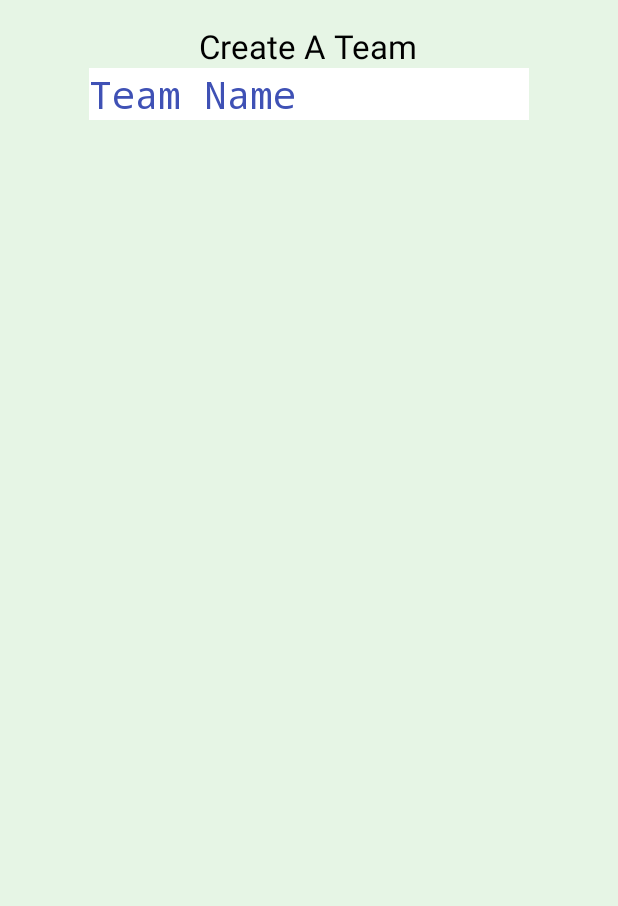
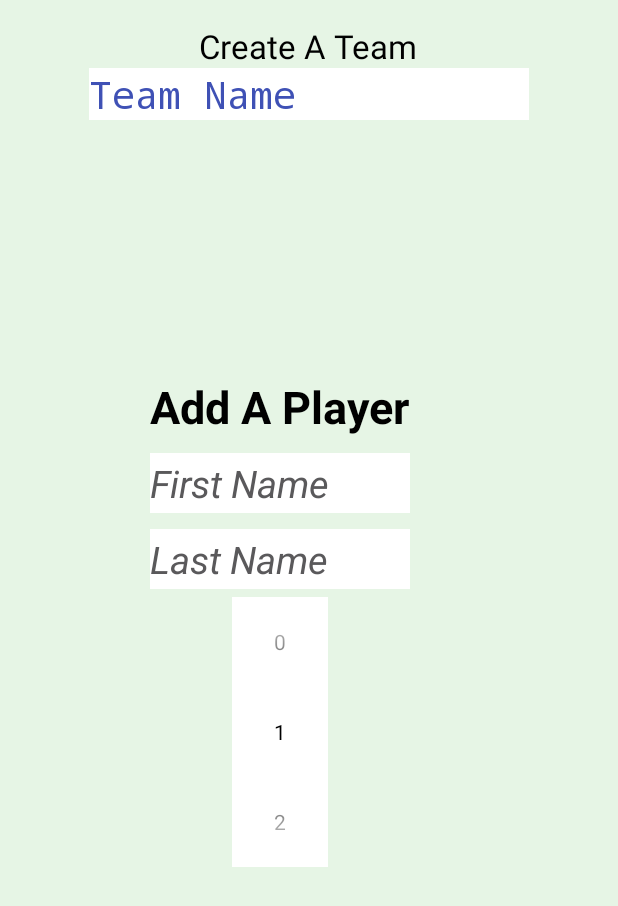
Before and after one commit to matthewdraper/baseball-scorebook, an Android app: the CreateTeamActivity screen opened directly, with no data from a screen before it, on a phone screen of 412 x 824 dp. Shown: the top 906 px of the screen. Run offline under Robolectric (Android 15) with nearby library versions, the phone set to English and light mode, and no system bars.

Commit message:
feat: Add NumberPicker widget

```diff
--- /dev/null
+++ b/BaseballScorebook/app/src/main/java/com/duxnort/baseballscorebook/AddPlayerFragment.java
@@ -0,0 +1,185 @@
+package com.duxnort.baseballscorebook;
+
+import android.content.Context;
+import android.graphics.Color;
+import android.graphics.Paint;
+import android.net.Uri;
+import android.os.Bundle;
+import android.support.v4.app.Fragment;
+import android.util.Log;
+import android.view.LayoutInflater;
+import android.view.View;
+import android.view.ViewGroup;
+import android.widget.EditText;
+import android.widget.NumberPicker;
+
+import java.lang.reflect.Field;
+
+
+/**
+ * A simple {@link Fragment} subclass.
+ * Activities that contain this fragment must implement the
+ * {@link AddPlayerFragment.OnFragmentInteractionListener} interface
+ * to handle interaction events.
+ * Use the {@link AddPlayerFragment#newInstance} factory method to
+ * create an instance of this fragment.
+ */
+public class AddPlayerFragment extends Fragment {
+    // TODO: Rename parameter arguments, choose names that match
+    // the fragment initialization parameters, e.g. ARG_ITEM_NUMBER
+    private static final String ARG_PARAM1 = "param1";
+    private static final String ARG_PARAM2 = "param2";
+
+    // TODO: Rename and change types of parameters
+    private String mParam1;
+    private String mParam2;
+
+    private NumberPicker numberPicker;
+
+    private OnFragmentInteractionListener mListener;
+
+    public AddPlayerFragment() {
+        // Required empty public constructor
+    }
+
+    /**
+     * Use this factory method to create a new instance of
+     * this fragment using the provided parameters.
+     *
+     * @param param1 Parameter 1.
+     * @param param2 Parameter 2.
+     * @return A new instance of fragment AddPlayerFragment.
+     */
+    // TODO: Rename and change types and number of parameters
+    public static AddPlayerFragment newInstance(String param1, String param2) {
+        AddPlayerFragment fragment = new AddPlayerFragment();
+        Bundle args = new Bundle();
+        args.putString(ARG_PARAM1, param1);
+        args.putString(ARG_PARAM2, param2);
+        fragment.setArguments(args);
+        return fragment;
+    }
+
+    @Override
+    public void onCreate(Bundle savedInstanceState) {
+        super.onCreate(savedInstanceState);
+        if (getArguments() != null) {
+            mParam1 = getArguments().getString(ARG_PARAM1);
+            mParam2 = getArguments().getString(ARG_PARAM2);
+        }
+
+    }
+
+    @Override
+    public View onCreateView(LayoutInflater inflater, ViewGroup container,
+                             Bundle savedInstanceState) {
+        View rootView = inflater.inflate(R.layout.fragment_add_player, container, false);
+        numberPicker = (NumberPicker) rootView.findViewById(R.id.playerNumPicker);
+
+        int numValues = 110; // Number of possibilities for jersey numbers
+        String[] nums = new String[numValues];
+        nums[0] = "00";
+        nums[1] = "01";
+        nums[2] = "02";
+        nums[3] = "03";
+        nums[4] = "04";
+        nums[5] = "05";
+        nums[6] = "06";
+        nums[7] = "07";
+        nums[8] = "08";
+        nums[9] = "09";
+        int num = 0;
+        for (int i = 10; i < nums.length; i++){
+            nums[i] = Integer.toString(num); // Converts int type to string and stores it in array
+            num++;
+        }
+        numberPicker.setMinValue(0);
+        numberPicker.setMaxValue(numValues - 1); // This represents max array index not max int
+        numberPicker.setDisplayedValues(nums);
+        numberPicker.setValue(11);
+
+
+        //Gets whether the selector wheel wraps when reaching the min/max value.
+        numberPicker.setWrapSelectorWheel(true);
+
+        setNumberPickerTextColor(numberPicker, Color.BLACK);
+//        numberPicker.setOnValueChangedListener(new NumberPicker.OnValueChangeListener() {
+//            @Override
+//            public void onValueChange(NumberPicker picker, int oldVal, int newVal) {
+//
+//            }
+//        });
+
+        // Inflate the layout for this fragment
+        return rootView;
+    }
+
+    // TODO: Rename method, update argument and hook method into UI event
+//    public void onButtonPressed(Uri uri) {
+//        if (mListener != null) {
+//            mListener.onFragmentInteraction(uri);
+//        }
+//    }
+
+    @Override
+    public void onAttach(Context context) {
+        super.onAttach(context);
+        if (context instanceof OnFragmentInteractionListener) {
+            mListener = (OnFragmentInteractionListener) context;
+        } else {
+            throw new RuntimeException(context.toString()
+                    + " must implement OnFragmentInteractionListener");
+        }
+    }
+
+    @Override
+    public void onDetach() {
+        super.onDetach();
+        mListener = null;
+    }
+
+    public static boolean setNumberPickerTextColor(NumberPicker numberPicker, int color)
+    {
+        final int count = numberPicker.getChildCount();
+        for(int i = 0; i < count; i++){
+            View child = numberPicker.getChildAt(i);
+            if(child instanceof EditText){
+                try{
+                    Field selectorWheelPaintField = numberPicker.getClass()
+                            .getDeclaredField("mSelectorWheelPaint");
+                    selectorWheelPaintField.setAccessible(true);
+                    ((Paint)selectorWheelPaintField.get(numberPicker)).setColor(color);
+                    ((EditText)child).setTextColor(color);
+                    numberPicker.invalidate();
+                    return true;
+                }
+                catch(NoSuchFieldException e){
+                    Log.w("setNumberPickerTextClor", e);
+                }
+                catch(IllegalAccessException e){
+                    Log.w("setNumberPickerTextClor", e);
+                }
+                catch(IllegalArgumentException e){
+                    Log.w("setNumberPickerTextClor", e);
+                }
+            }
+        }
+        return false;
+    }
+
+
+    /**
+     * This interface must be implemented by activities that contain this
+     * fragment to allow an interaction in this fragment to be communicated
+     * to the activity and potentially other fragments contained in that
+     * activity.
+     * <p/>
+     * See the Android Training lesson <a href=
+     * "http://developer.android.com/training/basics/fragments/communicating.html"
+     * >Communicating with Other Fragments</a> for more information.
+     */
+    public interface OnFragmentInteractionListener {
+        // TODO: Update argument type and name
+       // void onFragmentInteraction(Uri uri);
+    }
+}
--- a/BaseballScorebook/app/src/main/java/com/duxnort/baseballscorebook/CreateTeamActivity.java
+++ b/BaseballScorebook/app/src/main/java/com/duxnort/baseballscorebook/CreateTeamActivity.java
@@ -3,7 +3,7 @@ package com.duxnort.baseballscorebook;
 import android.support.v7.app.AppCompatActivity;
 import android.os.Bundle;
 
-public class CreateTeamActivity extends AppCompatActivity {
+public class CreateTeamActivity extends AppCompatActivity implements AddPlayerFragment.OnFragmentInteractionListener{
 
     @Override
     protected void onCreate(Bundle savedInstanceState) {
--- a/BaseballScorebook/app/src/main/res/layout/activity_create_team.xml
+++ b/BaseballScorebook/app/src/main/res/layout/activity_create_team.xml
@@ -35,4 +35,14 @@
         android:layout_alignParentTop="true"
         android:layout_centerHorizontal="true"
         android:textColor="@color/colorBlack" />
+
+    <fragment
+        android:layout_width="wrap_content"
+        android:layout_height="wrap_content"
+        android:name="com.duxnort.baseballscorebook.AddPlayerFragment"
+        android:id="@+id/fragment2"
+        android:layout_centerVertical="true"
+        android:layout_alignEnd="@+id/textView"
+        tools:layout="@layout/fragment_add_player" />
+
 </RelativeLayout>
--- a/BaseballScorebook/app/src/main/res/layout/activity_help.xml
+++ b/BaseballScorebook/app/src/main/res/layout/activity_help.xml
@@ -7,6 +7,7 @@
     android:paddingLeft="@dimen/activity_horizontal_margin"
     android:paddingRight="@dimen/activity_horizontal_margin"
     android:paddingTop="@dimen/activity_vertical_margin"
-    tools:context="com.duxnort.baseballscorebook.HelpActivity">
+    tools:context="com.duxnort.baseballscorebook.HelpActivity"
+    android:background="@color/colorPrimaryBackground">
 
 </RelativeLayout>
--- a/BaseballScorebook/app/src/main/res/layout/activity_settings.xml
+++ b/BaseballScorebook/app/src/main/res/layout/activity_settings.xml
@@ -7,6 +7,7 @@
     android:paddingLeft="@dimen/activity_horizontal_margin"
     android:paddingRight="@dimen/activity_horizontal_margin"
     android:paddingTop="@dimen/activity_vertical_margin"
-    tools:context="com.duxnort.baseballscorebook.SettingsActivity">
+    tools:context="com.duxnort.baseballscorebook.SettingsActivity"
+    android:background="@color/colorPrimaryBackground">
 
 </RelativeLayout>
--- /dev/null
+++ b/BaseballScorebook/app/src/main/res/layout/fragment_add_player.xml
@@ -0,0 +1,65 @@
+<FrameLayout xmlns:android="http://schemas.android.com/apk/res/android"
+    xmlns:tools="http://schemas.android.com/tools"
+    android:layout_width="match_parent"
+    android:layout_height="wrap_content"
+    tools:context="com.duxnort.baseballscorebook.AddPlayerFragment"
+    android:background="@color/colorPrimaryBackground">
+
+    <!-- TODO: Update blank fragment layout -->
+
+    <LinearLayout
+        android:orientation="vertical"
+        android:layout_width="match_parent"
+        android:layout_height="wrap_content">
+
+        <TextView
+            android:layout_width="wrap_content"
+            android:layout_height="wrap_content"
+            android:textAppearance="?android:attr/textAppearanceLarge"
+            android:text="Add A Player"
+            android:id="@+id/textView2"
+            android:layout_gravity="center_horizontal|top"
+            android:textColor="@color/colorBlack"
+            android:textStyle="bold"
+            android:textSize="30dp"
+            android:layout_margin="5dp" />
+
+        <EditText
+            android:layout_width="match_parent"
+            android:layout_height="40dp"
+            android:inputType="textPersonName"
+            android:ems="10"
+            android:id="@+id/editText2"
+            android:layout_gravity="center_horizontal"
+            android:background="@color/colorWhite"
+            android:textColor="@color/colorBlack"
+            android:textStyle="italic"
+            android:hint="First Name"
+            android:textColorHint="@color/button_material_dark"
+            android:textSize="25dp"
+            android:layout_margin="5dp" />
+
+        <EditText
+            android:layout_width="match_parent"
+            android:layout_height="40dp"
+            android:inputType="textPersonName"
+            android:ems="10"
+            android:id="@+id/editText3"
+            android:layout_gravity="center_horizontal"
+            android:background="@color/colorWhite"
+            android:textColor="@color/colorBlack"
+            android:textStyle="italic"
+            android:hint="Last Name"
+            android:textColorHint="@color/button_material_dark"
+            android:textSize="25dp"
+            android:layout_margin="5dp" />
+
+        <NumberPicker
+            android:layout_width="wrap_content"
+            android:layout_height="wrap_content"
+            android:id="@+id/playerNumPicker"
+            android:layout_gravity="center_horizontal"
+            android:background="@color/colorWhite"
+            android:visibility="visible" />
+    </LinearLayout>
+</FrameLayout>
--- a/BaseballScorebook/app/src/main/res/values/strings.xml
+++ b/BaseballScorebook/app/src/main/res/values/strings.xml
@@ -5,4 +5,7 @@
     <string name="create_team">Create Team</string>
     <string name="settings">Settings</string>
     <string name="help">Help</string>
+
+    <!-- TODO: Remove or change this placeholder text -->
+    <string name="hello_blank_fragment">Hello blank fragment</string>
 </resources>
```
